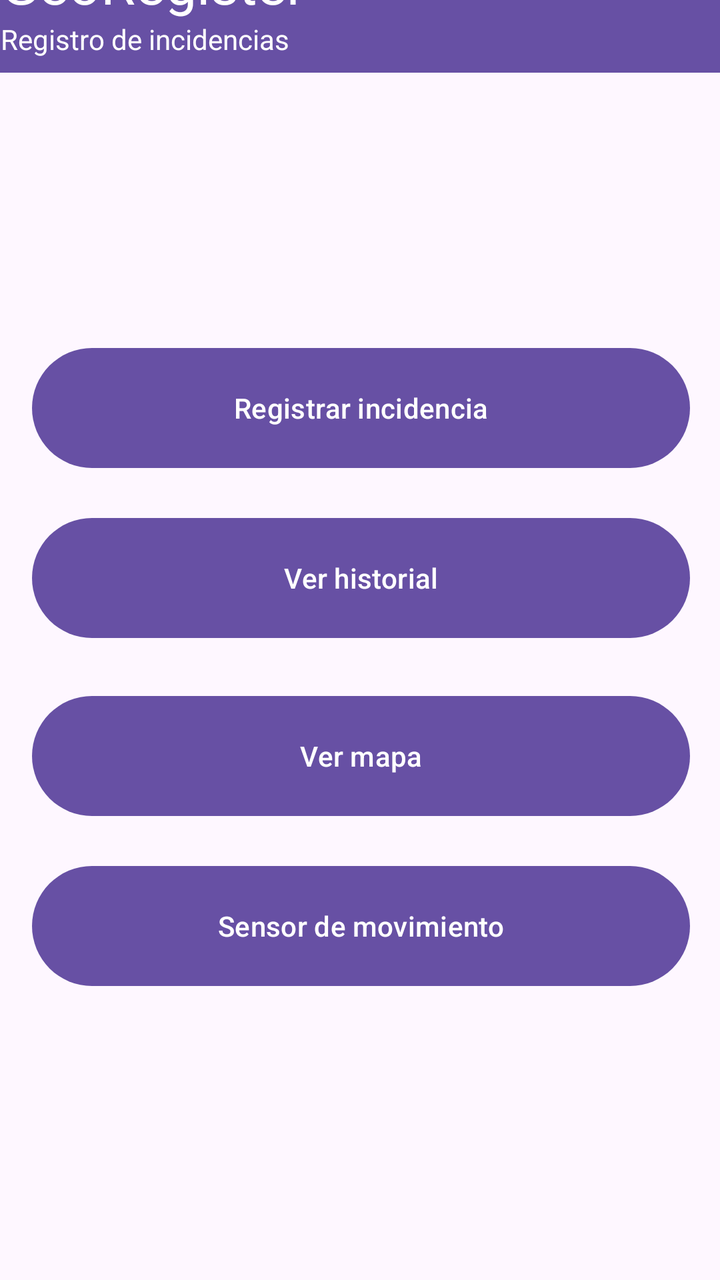
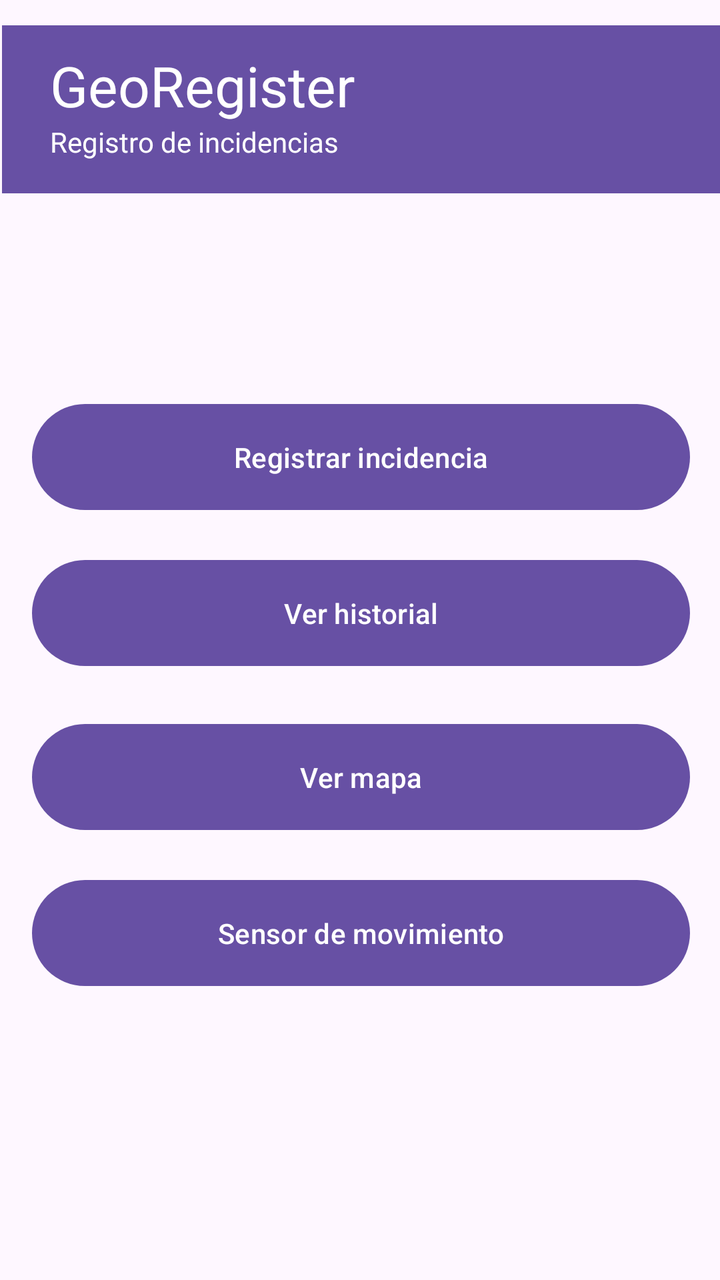

Before-and-after screenshots of an Android layout around one commit, followed by the original layout XML and the change that was made.
<!-- AndroidManifest.xml: application theme Theme.GeoRegister -->
<!-- res/layout/activity_main.xml -->
<?xml version="1.0" encoding="utf-8"?>
<androidx.constraintlayout.widget.ConstraintLayout xmlns:android="http://schemas.android.com/apk/res/android"
    xmlns:app="http://schemas.android.com/apk/res-auto"
    xmlns:tools="http://schemas.android.com/tools"
    android:id="@+id/main"
    android:layout_width="match_parent"
    android:layout_height="match_parent"
    tools:context=".MainActivity">

    <androidx.constraintlayout.widget.ConstraintLayout
        android:id="@+id/constraintLayout2"
        android:layout_width="410dp"
        android:layout_height="81dp"
        app:layout_constraintBottom_toTopOf="@+id/constraintLayout"
        app:layout_constraintEnd_toEndOf="parent"
        app:layout_constraintHorizontal_bias="0.5"
        app:layout_constraintStart_toStartOf="parent"
        app:layout_constraintTop_toTopOf="parent"
        app:layout_constraintVertical_bias="0.5">

        <androidx.appcompat.widget.Toolbar
            android:id="@+id/toolbar"
            android:layout_width="408dp"
            android:layout_height="79dp"
            android:background="?attr/colorPrimary"
            android:minHeight="?attr/actionBarSize"
            android:theme="?attr/actionBarTheme"
            app:layout_constraintBottom_toBottomOf="parent"
            app:layout_constraintEnd_toEndOf="parent"
            app:layout_constraintHorizontal_bias="0.5"
            app:layout_constraintStart_toStartOf="parent"
            app:layout_constraintTop_toTopOf="parent"
            app:layout_constraintVertical_bias="0.5" />

        <TextView
            android:id="@+id/textView"
            android:layout_width="wrap_content"
            android:layout_height="wrap_content"
            android:layout_marginTop="8dp"
            android:text="GeoRegister"
            android:textColor="@color/white"
            android:textSize="28sp"
            app:layout_constraintBottom_toTopOf="@+id/textView2"
            app:layout_constraintStart_toStartOf="@+id/textView2"
            app:layout_constraintTop_toTopOf="parent"
            app:layout_constraintVertical_chainStyle="packed" />

        <TextView
            android:id="@+id/textView2"
            android:layout_width="wrap_content"
            android:layout_height="wrap_content"
            android:layout_marginStart="25dp"
            android:text="Registro de incidencias"
            android:textColor="@color/white"
            app:layout_constraintBottom_toBottomOf="parent"
            app:layout_constraintStart_toStartOf="parent"
            app:layout_constraintTop_toBottomOf="@+id/textView" />
    </androidx.constraintlayout.widget.ConstraintLayout>

    <androidx.constraintlayout.widget.ConstraintLayout
        android:id="@+id/constraintLayout"
        android:layout_width="409dp"
        android:layout_height="647dp"
        app:layout_constraintBottom_toBottomOf="parent"
        app:layout_constraintEnd_toEndOf="parent"
        app:layout_constraintHorizontal_bias="0.5"
        app:layout_constraintStart_toStartOf="parent"
        app:layout_constraintTop_toBottomOf="@+id/constraintLayout2"
        app:layout_constraintVertical_bias="0.5">

        <Button
            android:id="@+id/buttonRegistrarIncidencia"
            android:layout_width="0dp"
            android:layout_height="0dp"
            android:layout_marginStart="40dp"
            android:layout_marginTop="133dp"
            android:layout_marginEnd="40dp"
            android:layout_marginBottom="17dp"
            android:text="Registrar incidencia"
            app:layout_constraintBottom_toTopOf="@+id/buttonHistorial"
            app:layout_constraintEnd_toEndOf="parent"
            app:layout_constraintStart_toStartOf="parent"
            app:layout_constraintTop_toTopOf="parent" />

        <Button
            android:id="@+id/buttonHistorial"
            android:layout_width="0dp"
            android:layout_height="0dp"
            android:layout_marginStart="40dp"
            android:layout_marginEnd="40dp"
            android:layout_marginBottom="21dp"
            android:text="Ver historial"
            app:layout_constraintBottom_toTopOf="@+id/buttonMapa"
            app:layout_constraintEnd_toEndOf="parent"
            app:layout_constraintStart_toStartOf="parent"
            app:layout_constraintTop_toBottomOf="@+id/buttonRegistrarIncidencia" />

        <Button
            android:id="@+id/buttonMapa"
            android:layout_width="0dp"
            android:layout_height="0dp"
            android:layout_marginStart="40dp"
            android:layout_marginEnd="40dp"
            android:layout_marginBottom="17dp"
            android:text="Ver mapa"
            app:layout_constraintBottom_toTopOf="@+id/buttonSensores"
            app:layout_constraintEnd_toEndOf="parent"
            app:layout_constraintStart_toStartOf="parent"
            app:layout_constraintTop_toBottomOf="@+id/buttonHistorial" />

        <Button
            android:id="@+id/buttonSensores"
            android:layout_width="0dp"
            android:layout_height="0dp"
            android:layout_marginStart="40dp"
            android:layout_marginEnd="40dp"
            android:layout_marginBottom="187dp"
            android:text="Sensor de movimiento"
            app:layout_constraintBottom_toBottomOf="parent"
            app:layout_constraintEnd_toEndOf="parent"
            app:layout_constraintStart_toStartOf="parent"
            app:layout_constraintTop_toBottomOf="@+id/buttonMapa" />
    </androidx.constraintlayout.widget.ConstraintLayout>
</androidx.constraintlayout.widget.ConstraintLayout>
<!-- resources referenced by this layout -->
<resources>
  <color name="white">#FFFFFFFF</color>
  <style name="Theme.GeoRegister" parent="Base.Theme.GeoRegister" />
  <style name="Base.Theme.GeoRegister" parent="Theme.Material3.DayNight.NoActionBar">
          
          
      </style>
</resources>

<!-- the commit's change to res/layout/activity_main.xml (unified diff, before → after) -->
@@ -9,19 +9,19 @@
 
     <androidx.constraintlayout.widget.ConstraintLayout
         android:id="@+id/constraintLayout2"
-        android:layout_width="410dp"
-        android:layout_height="81dp"
-        app:layout_constraintBottom_toTopOf="@+id/constraintLayout"
-        app:layout_constraintEnd_toEndOf="parent"
-        app:layout_constraintHorizontal_bias="0.5"
-        app:layout_constraintStart_toStartOf="parent"
-        app:layout_constraintTop_toTopOf="parent"
-        app:layout_constraintVertical_bias="0.5">
+        android:layout_width="409dp"
+        android:layout_height="109dp"
+        tools:layout_editor_absoluteX="1dp"
+        tools:layout_editor_absoluteY="1dp">
 
         <androidx.appcompat.widget.Toolbar
             android:id="@+id/toolbar"
-            android:layout_width="408dp"
-            android:layout_height="79dp"
+            android:layout_width="407dp"
+            android:layout_height="84dp"
+            android:layout_marginStart="1dp"
+            android:layout_marginTop="1dp"
+            android:layout_marginEnd="1dp"
+            android:layout_marginBottom="1dp"
             android:background="?attr/colorPrimary"
             android:minHeight="?attr/actionBarSize"
             android:theme="?attr/actionBarTheme"
@@ -29,19 +29,18 @@
             app:layout_constraintEnd_toEndOf="parent"
             app:layout_constraintHorizontal_bias="0.5"
             app:layout_constraintStart_toStartOf="parent"
-            app:layout_constraintTop_toTopOf="parent"
-            app:layout_constraintVertical_bias="0.5" />
+            app:layout_constraintTop_toTopOf="parent" />
 
         <TextView
             android:id="@+id/textView"
             android:layout_width="wrap_content"
             android:layout_height="wrap_content"
-            android:layout_marginTop="8dp"
+            android:layout_marginStart="25dp"
             android:text="GeoRegister"
             android:textColor="@color/white"
             android:textSize="28sp"
             app:layout_constraintBottom_toTopOf="@+id/textView2"
-            app:layout_constraintStart_toStartOf="@+id/textView2"
+            app:layout_constraintStart_toStartOf="parent"
             app:layout_constraintTop_toTopOf="parent"
             app:layout_constraintVertical_chainStyle="packed" />
 
@@ -49,18 +48,18 @@
             android:id="@+id/textView2"
             android:layout_width="wrap_content"
             android:layout_height="wrap_content"
-            android:layout_marginStart="25dp"
+            android:layout_marginBottom="5dp"
             android:text="Registro de incidencias"
             android:textColor="@color/white"
             app:layout_constraintBottom_toBottomOf="parent"
-            app:layout_constraintStart_toStartOf="parent"
+            app:layout_constraintStart_toStartOf="@+id/textView"
             app:layout_constraintTop_toBottomOf="@+id/textView" />
     </androidx.constraintlayout.widget.ConstraintLayout>
 
     <androidx.constraintlayout.widget.ConstraintLayout
         android:id="@+id/constraintLayout"
         android:layout_width="409dp"
-        android:layout_height="647dp"
+        android:layout_height="619dp"
         app:layout_constraintBottom_toBottomOf="parent"
         app:layout_constraintEnd_toEndOf="parent"
         app:layout_constraintHorizontal_bias="0.5"
